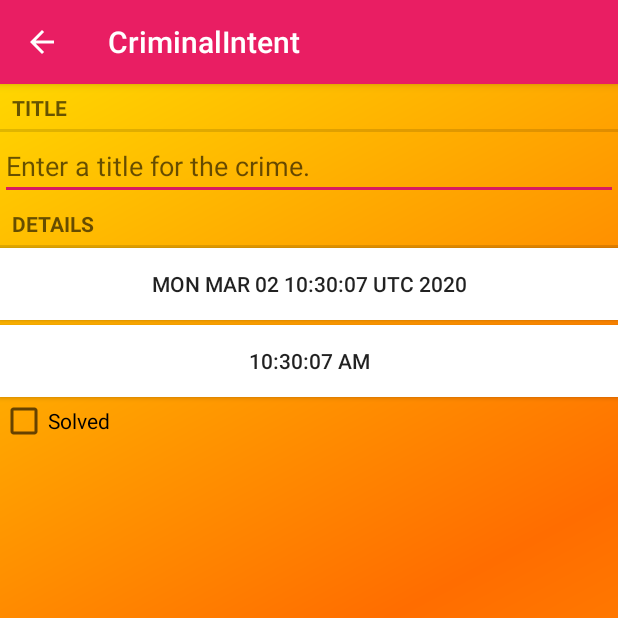
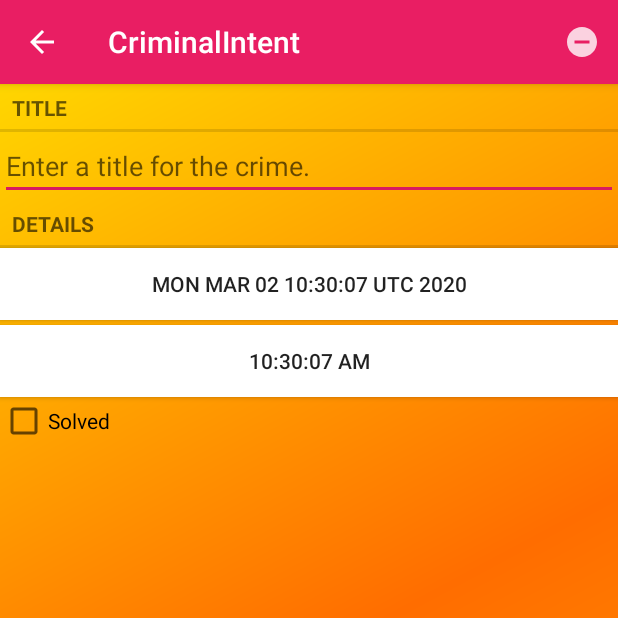
Before and after one commit to shumvlesu/CriminalIntent, an Android app: the screen it shows after launch (CrimePagerActivity), after a tap on "New crime", on a phone screen of 412 x 824 dp, the top half of it. Run offline under Robolectric (Android 15) with nearby library versions, the phone set to English and light mode, and no system bars.

Commit message:
281стр. ДЗ Удаление преступления.

```diff
--- a/app/src/main/java/com/hfad/criminalintent/Crime.java
+++ b/app/src/main/java/com/hfad/criminalintent/Crime.java
@@ -18,7 +18,6 @@ public class Crime {
     }
 
     public UUID getId() {
-
         return mId;
     }
 
--- a/app/src/main/java/com/hfad/criminalintent/CrimeFragment.java
+++ b/app/src/main/java/com/hfad/criminalintent/CrimeFragment.java
@@ -1,6 +1,7 @@
 package com.hfad.criminalintent;
 
 import android.app.Activity;
+import android.content.Context;
 import android.content.Intent;
 import android.os.Bundle;
 import android.support.v4.app.Fragment;
@@ -8,12 +9,16 @@ import android.support.v4.app.FragmentManager;
 import android.text.Editable;
 import android.text.TextWatcher;
 import android.view.LayoutInflater;
+import android.view.Menu;
+import android.view.MenuInflater;
+import android.view.MenuItem;
 import android.view.View;
 import android.view.ViewGroup;
 import android.widget.Button;
 import android.widget.CheckBox;
 import android.widget.CompoundButton;
 import android.widget.EditText;
+
 import java.text.DateFormat;
 import java.text.SimpleDateFormat;
 import java.util.Date;
@@ -34,15 +39,44 @@ public class CrimeFragment extends Fragment {
     private static final int REQUEST_DATE = 0;
     private static final int REQUEST_TIME = 1;
 
+    //ДЗ Удаление преступления 281стр++
 
+    @Override
+    public void onCreateOptionsMenu(Menu menu, MenuInflater inflater) {
+        super.onCreateOptionsMenu(menu, inflater);
+        inflater.inflate(R.menu.delete_crime_menu, menu);
+    }
+
+    @Override
+    public boolean onOptionsItemSelected(MenuItem item) {
+        switch (item.getItemId()) {
+            case R.id.delete_crime:
+                // Удаляем crimeID в CrimeLab
+                CrimeLab crimeLab = CrimeLab.get(getActivity());
+                crimeLab.deleteItem(mCrime.getId());
+
+                // возвращаемся обратно CrimeListFragment по Интенту.
+                Intent intent = new Intent(getActivity(), CrimeListActivity.class);
+                startActivity(intent);
+                return true;
+            default:
+                return super.onOptionsItemSelected(item);
+        }
+    }
+    //ДЗ------------------
 
     @Override
     public void onCreate(Bundle savedInstanceState) {
         super.onCreate(savedInstanceState);
         //mCrime = new Crime();
         //UUID crimeId = (UUID) getActivity().getIntent().getSerializableExtra(CrimeActivity.EXTRA_CRIME_ID);
+
         UUID crimeId = (UUID) getArguments().getSerializable(ARG_CRIME_ID);
         mCrime = CrimeLab.get(getActivity()).getCrime(crimeId);
+
+        //ДЗ 301 стр.
+        setHasOptionsMenu(true);
+        //
     }
 
     public static CrimeFragment newInstance(UUID crimeId) {
@@ -57,10 +91,10 @@ public class CrimeFragment extends Fragment {
     //@Nullable
     @Override
     public View onCreateView(LayoutInflater inflater, ViewGroup container, Bundle savedInstanceState) {
-       // return super.onCreateView(inflater, container, savedInstanceState);
+        // return super.onCreateView(inflater, container, savedInstanceState);
         View v = inflater.inflate(R.layout.fragment_crime, container, false);
 
-        mTitleField =  v.findViewById(R.id.crime_title);
+        mTitleField = v.findViewById(R.id.crime_title);
         mTitleField.setText(mCrime.getTitle());
         mTitleField.addTextChangedListener(new TextWatcher() {
             @Override
@@ -68,18 +102,20 @@ public class CrimeFragment extends Fragment {
                     CharSequence s, int start, int count, int after) {
                 // Здесь намеренно оставлено пустое место
             }
+
             @Override
             public void onTextChanged(
                     CharSequence s, int start, int before, int count) {
                 mCrime.setTitle(s.toString());
             }
+
             @Override
             public void afterTextChanged(Editable s) {
                 // И здесь тоже
             }
         });
 
-        mDateButton =  v.findViewById(R.id.crime_date);
+        mDateButton = v.findViewById(R.id.crime_date);
         updateDate();
         //mDateButton.setEnabled(false);
         mDateButton.setOnClickListener(new View.OnClickListener() {
--- a/app/src/main/java/com/hfad/criminalintent/CrimeLab.java
+++ b/app/src/main/java/com/hfad/criminalintent/CrimeLab.java
@@ -56,4 +56,10 @@ public class CrimeLab {
        return mCrimes.get(id);
     }
 
+    //ДЗ Удаление преступления 281стр++
+    public void deleteItem(UUID crimeID) {
+        mCrimes.remove(crimeID);
+    }
+    //--
+
 }
--- a/app/src/main/java/com/hfad/criminalintent/CrimePagerActivity.java
+++ b/app/src/main/java/com/hfad/criminalintent/CrimePagerActivity.java
@@ -1,5 +1,6 @@
 package com.hfad.criminalintent;
 
+import android.app.Activity;
 import android.content.Context;
 import android.content.Intent;
 import android.os.Bundle;
@@ -15,9 +16,11 @@ import java.util.List;
 import java.util.UUID;
 
 public class CrimePagerActivity extends AppCompatActivity {
+    //ДЗ 301 стр.
+    //implements CrimeFragment.OnDeleteCrimeListener {
+    //
 
-
-    private static final String EXTRA_CRIME_ID = "com.hfad.android.criminalintent.crime_id";
+    static final String EXTRA_CRIME_ID = "com.hfad.android.criminalintent.crime_id";
 
     private ViewPager mViewPager;
     private List<Crime> mCrimes;
@@ -25,6 +28,14 @@ public class CrimePagerActivity extends AppCompatActivity {
     private Button mJumpToLastButton;
     private int lastIndex;
 
+    //ДЗ 301 стр.
+   /* public void onCrimeIdSelected (UUID crimeId) {
+        Intent data = new Intent();
+        data.putExtra(EXTRA_CRIME_ID, crimeId);
+        setResult(Activity.RESULT_OK, data);
+        finish(); // CrimePagerActivity
+    }*/
+    //
 
     public static Intent newIntent(Context packageContext, UUID crimeId) {
         Intent intent = new Intent(packageContext, CrimePagerActivity.class);
--- /dev/null
+++ b/app/src/main/res/drawable-anydpi/ic_menu_remove.xml
@@ -0,0 +1,11 @@
+<vector xmlns:android="http://schemas.android.com/apk/res/android"
+    android:width="24dp"
+    android:height="24dp"
+    android:viewportWidth="24"
+    android:viewportHeight="24"
+    android:tint="#FFFFFF"
+    android:alpha="0.8">
+    <path
+        android:fillColor="#FF000000"
+        android:pathData="M12,2C6.48,2 2,6.48 2,12s4.48,10 10,10 10,-4.48 10,-10S17.52,2 12,2zM17,13L7,13v-2h10v2z"/>
+</vector>
--- a/app/src/main/res/layout/activity_crime_pager.xml
+++ b/app/src/main/res/layout/activity_crime_pager.xml
@@ -1,8 +1,10 @@
 <?xml version="1.0" encoding="utf-8"?>
+
 <FrameLayout
     android:layout_width="match_parent"
     android:layout_height="match_parent"
     xmlns:android="http://schemas.android.com/apk/res/android">
+
 
     <Button
         android:id="@+id/first_button"
--- a/app/src/main/res/layout/fragment_crime.xml
+++ b/app/src/main/res/layout/fragment_crime.xml
@@ -42,4 +42,6 @@
         android:layout_height="wrap_content"
         android:text="@string/crime_solved_label" />
 
+
+
 </LinearLayout>
--- /dev/null
+++ b/app/src/main/res/menu/delete_crime_menu.xml
@@ -0,0 +1,9 @@
+<?xml version="1.0" encoding="utf-8"?>
+<menu xmlns:android="http://schemas.android.com/apk/res/android"
+    xmlns:app="http://schemas.android.com/apk/res-auto">
+    <item
+        android:id="@+id/delete_crime"
+        android:icon="@drawable/ic_menu_remove"
+        android:title="@string/del_crime"
+        app:showAsAction="ifRoom|withText"/>
+</menu>
--- a/app/src/main/res/menu/fragment_crime_list.xml
+++ b/app/src/main/res/menu/fragment_crime_list.xml
@@ -7,8 +7,16 @@
         android:title="@string/new_crime"
         app:showAsAction="ifRoom|withText"/>
 
+    <!--<item
+        android:id="@+id/delete_crime"
+        android:icon="@drawable/ic_menu_remove"
+        android:title="@string/del_crime"
+        app:showAsAction="ifRoom|withText"/>-->
+
     <item
         android:id="@+id/show_subtitle"
         android:title="@string/show_subtitle"
         app:showAsAction="ifRoom"/>
+
+
 </menu>
--- a/app/src/main/res/values/strings.xml
+++ b/app/src/main/res/values/strings.xml
@@ -13,4 +13,5 @@
     <string name="show_subtitle">SHOW SUBTITLE</string>
     <string name="hide_subtitle">Hide Subtitle</string>
     <string name="subtitle_format">%1$d crimes</string>
+    <string name="del_crime">Delete crime</string>
 </resources>
--- a/build.gradle
+++ b/build.gradle
@@ -7,7 +7,7 @@ buildscript {
 
     }
     dependencies {
-        classpath 'com.android.tools.build:gradle:3.6.0'
+        classpath 'com.android.tools.build:gradle:3.6.1'
         // NOTE: Do not place your application dependencies here; they belong
         // in the individual module build.gradle files
     }
```
Also changed, not shown: app/src/main/res/drawable-hdpi/ic_menu_remove.png (added), app/src/main/res/drawable-mdpi/ic_menu_remove.png (added), app/src/main/res/drawable-xhdpi/ic_menu_remove.png (added), app/src/main/res/drawable-xxhdpi/ic_menu_remove.png (added), 1 other file.
